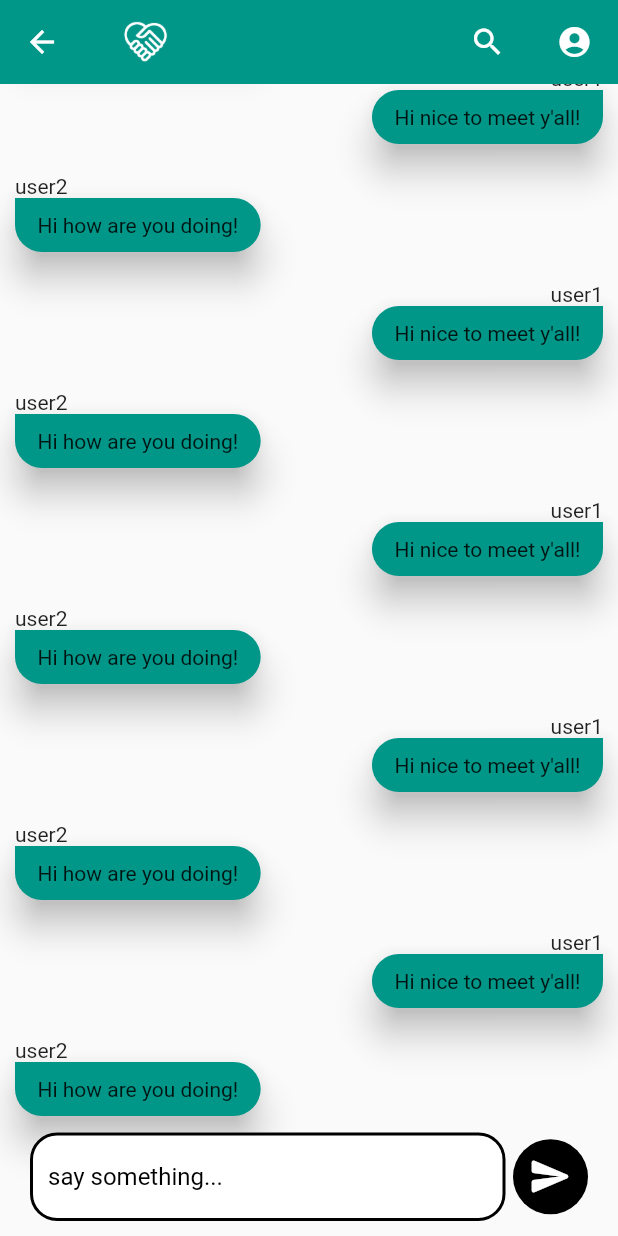
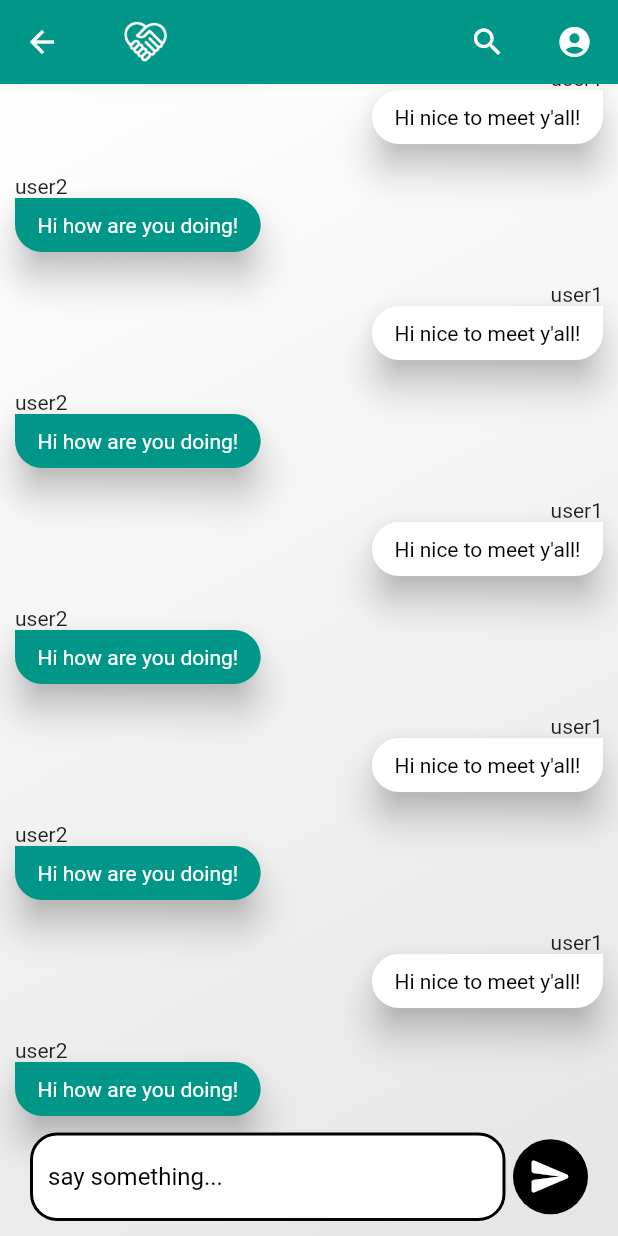
Before and after one commit to commed-it/mobile-app, a Flutter app: the MockConversation screen opened by its route, on a phone screen of 412 x 824 dp. Run offline on Flutter 3.47's test engine with Material 2 defaults, Android fonts, the phone set to English and light mode, and no system bars; our stand-ins replace carousel_slider, flutter_redux, redux, simple_animations; generated files the repository leaves out were written again; network calls fail.

Commit message:
Chat polished!

```diff
--- a/lib/chat/conversation/conversation_view.dart
+++ b/lib/chat/conversation/conversation_view.dart
@@ -8,10 +8,9 @@ import 'package:flutter_redux/flutter_redux.dart';
 class _Message {
   final bool isOther;
   final String username;
+  final ColorText color;
 
-  _Message(this.isOther, this.username);
-
-  Color get color => Colors.teal;
+  _Message(this.isOther, this.username, this.color);
 
   Widget buildWidget() {
     return const Text("You shouldn't see this");
@@ -23,18 +22,17 @@ class MessageModel implements _Message {
   final bool isOther;
   final String username;
   final String message;
+  final ColorText color;
 
-  const MessageModel(this.isOther, this.username, this.message);
+  const MessageModel(this.isOther, this.username, this.message, this.color);
 
   @override
   Widget buildWidget() {
-    return Text(message);
+    return Text(
+      message,
+      style: TextStyle(color: color.textColor),
+    );
   }
-
-  @override
-  // TODO: implement color
-  Color get color => Colors.teal; // TODO Change
-
 }
 
 @immutable
@@ -55,7 +53,7 @@ class FormalOfferMessage implements _Message {
 
   @override
   // TODO: implement color
-  Color get color => throw UnimplementedError();
+  ColorText get color => throw UnimplementedError();
 }
 
 class ConversationScreen extends StatelessWidget {
@@ -66,7 +64,19 @@ class ConversationScreen extends StatelessWidget {
 
   @override
   Widget build(BuildContext context) {
-    return Stack(
+    return StoreConnector<AppState, CommedTheme>(
+      converter: (s) => s.state.theme,
+      builder: (ctx, theme) => Container(
+          decoration: BoxDecoration(
+            gradient: LinearGradient(
+                begin: Alignment.topLeft,
+                end: Alignment.bottomRight,
+                colors: [
+                  theme.background.color,
+                  theme.lightBackground,
+                ]),
+          ),
+        child: Stack(
           alignment: AlignmentDirectional.bottomStart,
           //crossAxisAlignment: CrossAxisAlignment.start,
           children: [
@@ -75,8 +85,10 @@ class ConversationScreen extends StatelessWidget {
                 Conversation(messages: messages),
               ],
             ),
-        MessageSender(),
+            const MessageSender(),
           ],
+        ),
+      ),
     );
   }
 }
@@ -155,7 +167,7 @@ class Conversation extends StatelessWidget {
                           ? MainAxisAlignment.start
                           : MainAxisAlignment.end,
                       children: [MessageWidget(message: x)],
-                    )) as Widget)// ITS NOT UNNECESSARY!
+                    )) as Widget) // ITS NOT UNNECESSARY!
                 .toList()
               ..add(const Padding(padding: EdgeInsets.all(35))),
           )),
@@ -178,7 +190,7 @@ class MessageWidget extends StatelessWidget {
         children: [
           Text(
             message.username,
-            style: const TextStyle(fontSize: 14),
+            style: TextStyle(fontSize: 14),
           ),
           Material(
             elevation: 10,
@@ -191,7 +203,7 @@ class MessageWidget extends StatelessWidget {
                     bottomLeft: Radius.circular(20),
                     bottomRight: Radius.circular(20),
                     topLeft: Radius.circular(20)),
-            color: message.color,
+            color: message.color.color,
             child: Padding(
               padding: const EdgeInsets.symmetric(horizontal: 15, vertical: 10),
               child: message.buildWidget(),
@@ -202,7 +214,6 @@ class MessageWidget extends StatelessWidget {
     );
   }
 }
-
 
 class MockConversation extends StatelessWidget {
   const MockConversation({
@@ -217,8 +228,9 @@ class MockConversation extends StatelessWidget {
         appBar: buildAppBar(context, theme),
         body: ConversationScreen(
           messages: List.filled(120, [
-            const MessageModel(false, "user1", "Hi nice to meet y'all!"),
-            const MessageModel(true, "user2", "Hi how are you doing!")
+            MessageModel(
+                false, "user1", "Hi nice to meet y'all!", theme.background),
+            MessageModel(true, "user2", "Hi how are you doing!", theme.primary)
           ]).fold([], (xs, x) {
             xs.addAll(x);
             return xs;
--- a/lib/login/login_view.dart
+++ b/lib/login/login_view.dart
@@ -24,12 +24,12 @@ class LoginView extends StatelessWidget {
               colors: [
                 theme.primary.color,
                 theme.accent.color,
+                theme.primary.color,
               ]),
         ),
         child: const _LoginExpanded(),
       ),
-      )
-    );
+    ));
   }
 }
 
@@ -40,7 +40,9 @@ class _LoginExpanded extends StatelessWidget {
 
   @override
   Widget build(BuildContext context) {
-    return Expanded(
+    return Column(
+      children: [
+        Expanded(
           child: SizedBox(
             width: double.infinity,
             child: SingleChildScrollView(
@@ -57,6 +59,8 @@ class _LoginExpanded extends StatelessWidget {
               ),
             ),
           ),
+        ),
+      ],
     );
   }
 }
@@ -76,7 +80,6 @@ class BodyLogin extends StatelessWidget {
                 )
               : LoginWidget(context: context);
         },
-                converter: (store) => store.state.loginViewState.isOnRegister
-    );
+        converter: (store) => store.state.loginViewState.isOnRegister);
   }
 }
--- a/lib/store/theme.dart
+++ b/lib/store/theme.dart
@@ -18,19 +18,24 @@ class CommedTheme {
   final ColorText primary;
   final ColorText accent;
   final ColorText background;
+  final Color lightBackground;
 
-  CommedTheme(this.primary, this.accent, this.background);
+  CommedTheme(this.primary, this.accent, this.background, this.lightBackground);
 
-  CommedTheme copy({
-    ColorText? primary,
-    ColorText? accent,
-    ColorText? background,
-  }) =>
-      CommedTheme(primary ?? this.primary, accent ?? this.accent,
-          background ?? this.background);
+  CommedTheme copy(
+          {ColorText? primary,
+          ColorText? accent,
+          ColorText? background,
+          Color? lightBackground}) =>
+      CommedTheme(
+          primary ?? this.primary,
+          accent ?? this.accent,
+          background ?? this.background,
+          lightBackground ?? this.lightBackground);
 
   CommedTheme.init()
-    : primary = ColorText(Colors.teal, Colors.white),
-      accent = ColorText(Colors.yellow.shade700, Colors.black),
-      background = ColorText(Colors.white, Colors.black);
+      : primary = ColorText(Colors.teal, Colors.white),
+        accent = ColorText(Colors.yellow.shade700, Colors.black),
+        background = ColorText(Colors.white, Colors.black),
+        lightBackground = const Color.fromARGB(255, 0xe5, 0xe5, 0xe5);
 }
```
Lines whose indentation alone changed are shown as unchanged.
